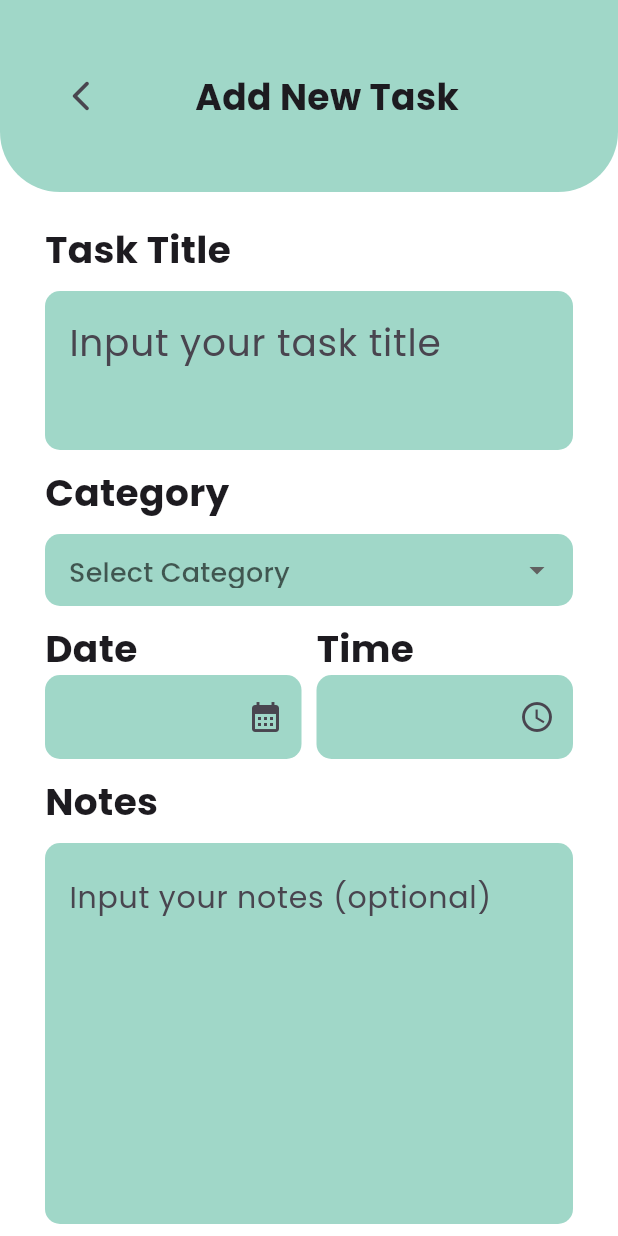
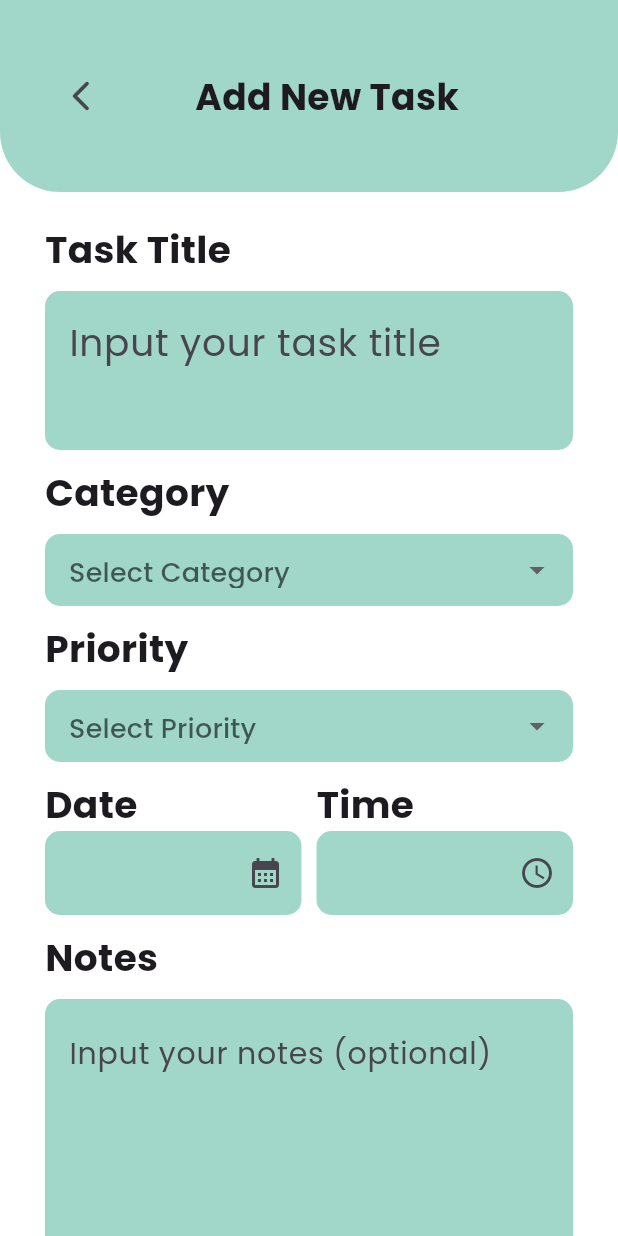
Before and after one commit to rotullima/todolist, a Flutter app: the HomeScreen screen opened directly, after a tap on the "add" icon, on a phone screen of 412 x 824 dp. Run offline on Flutter 3.47's test engine with Material 3 defaults, Android fonts, the phone set to English and light mode, and no system bars; our stand-ins replace google_fonts, syncfusion_flutter_calendar.

Commit message:
edit by selly

```diff
--- a/lib/screens/create_task_screen.dart
+++ b/lib/screens/create_task_screen.dart
@@ -18,7 +18,13 @@ class _CreateTaskScreenState extends State<CreateTaskScreen> {
     'Work',
     'Lainnya'
   ];
+  final List<String> listPrioritas = [
+    'Tinggi',
+    'Sedang',
+    'Rendah',
+  ];
   String? kategoriTerpilih;
+  String? prioritasTerpilih;
 
   DateTime? tanggalTerpilih;
   TimeOfDay? waktuTerpilih;
@@ -156,6 +162,50 @@ class _CreateTaskScreenState extends State<CreateTaskScreen> {
                       ),
                       contentPadding:
                           EdgeInsets.symmetric(horizontal: 12, vertical: 8),
+                    ),
+                  ),
+                  SizedBox(height: 10),
+
+                  // PRIORITAS
+                  Text(
+                    "Priority",
+                    style: GoogleFonts.poppins(
+                      fontSize: 25,
+                      fontWeight: FontWeight.w700,
+                    ),
+                  ),
+                  SizedBox(height: 10),
+                  DropdownButtonFormField<String>(
+                    value: prioritasTerpilih,
+                    hint: Text(
+                      "Select Priority",
+                      style: GoogleFonts.poppins(fontSize: 18),
+                    ),
+                    items: listPrioritas.map(
+                      (String prioritas) {
+                        return DropdownMenuItem(
+                          value: prioritas,
+                          child: Text(
+                            prioritas,
+                            style: GoogleFonts.poppins(fontSize: 20),
+                          ),
+                        );
+                      },
+                    ).toList(),
+                    onChanged: (value) {
+                      setState(() {
+                        prioritasTerpilih = value;
+                      });
+                    },
+                    decoration: InputDecoration(
+                      fillColor: Color(0xFFA0D7C8),
+                      filled: true,
+                      border: OutlineInputBorder(
+                        borderRadius: BorderRadius.circular(10),
+                        borderSide: BorderSide.none,
+                      ),
+                      contentPadding:
+                      EdgeInsets.symmetric(horizontal: 12, vertical: 8),
                     ),
                   ),
                   SizedBox(height: 10),
--- a/lib/screens/home_screen.dart
+++ b/lib/screens/home_screen.dart
@@ -313,7 +313,7 @@ class HomeScreen extends StatelessWidget {
               },
               icon: Icon(
                 Icons.home,
-                color: Colors.black,
+                color: Color(0xFF584A4A),
                 size: 45,
               ),
             ),
@@ -329,7 +329,7 @@ class HomeScreen extends StatelessWidget {
               },
               icon: Icon(
                 Icons.person,
-                color: Colors.black,
+                color: Color(0xFF584A4A),
                 size: 45,
               ),
             )
```
